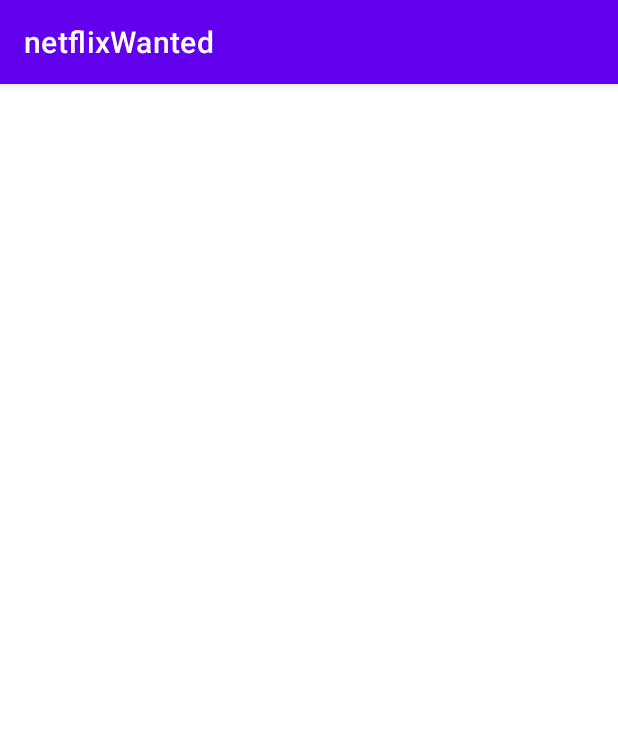
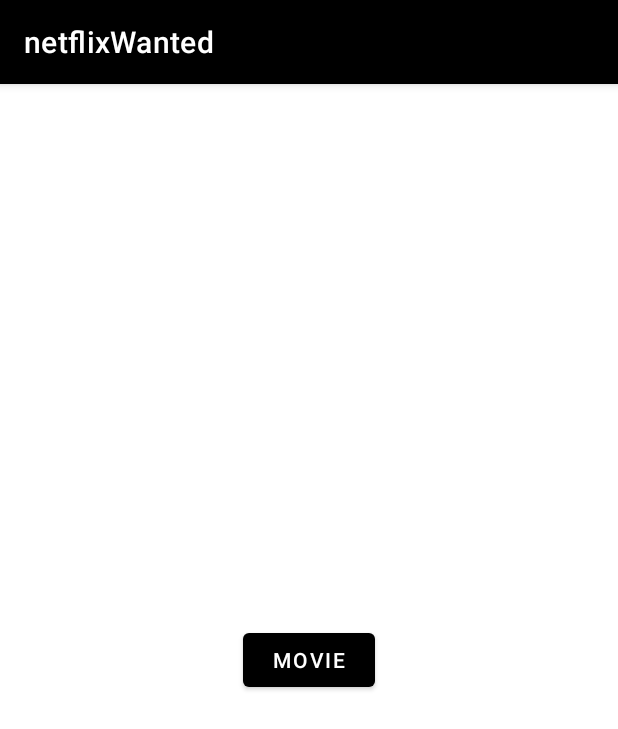
Before and after one commit to greggameplayer/netflixWanted, an Android app: the screen it shows after launch (SearchActivity), on a phone screen of 412 x 824 dp. Shown: the top 729 px of the screen. Run offline under Robolectric (Android 15) with nearby library versions, the phone set to English and light mode, and no system bars; our stand-ins replace RxJava.

Commit message:
movie details front done and back advanced

```diff
--- a/app/build.gradle
+++ b/app/build.gradle
@@ -62,4 +62,5 @@ dependencies {
     implementation 'com.github.bumptech.glide:glide:4.13.0'
     annotationProcessor 'com.github.bumptech.glide:compiler:4.13.0'
 
+
 }
--- a/app/src/main/AndroidManifest.xml
+++ b/app/src/main/AndroidManifest.xml
@@ -28,7 +28,7 @@
         <activity
                 android:name=".controllers.MovieController"
                 android:exported="false"
-                />
+        />
     </application>
 
 </manifest>
--- /dev/null
+++ b/app/src/main/res/drawable/ic_baseline_arrow_back_24.xml
@@ -0,0 +1,5 @@
+<vector android:autoMirrored="true" android:height="24dp"
+    android:tint="#FF0000" android:viewportHeight="24"
+    android:viewportWidth="24" android:width="24dp" xmlns:android="http://schemas.android.com/apk/res/android">
+    <path android:fillColor="@android:color/white" android:pathData="M20,11H7.83l5.59,-5.59L12,4l-8,8 8,8 1.41,-1.41L7.83,13H20v-2z"/>
+</vector>
--- a/app/src/main/res/layout/activity_search.xml
+++ b/app/src/main/res/layout/activity_search.xml
@@ -1,6 +1,16 @@
 <?xml version="1.0" encoding="utf-8"?>
 <androidx.constraintlayout.widget.ConstraintLayout xmlns:android="http://schemas.android.com/apk/res/android"
+                                                   xmlns:app="http://schemas.android.com/apk/res-auto"
                                                    android:layout_width="match_parent"
                                                    android:layout_height="match_parent">
+    <!--A deplacer-->
+    <Button
+            android:text="Movie"
+            android:layout_width="wrap_content"
+            android:layout_height="wrap_content" android:id="@+id/btnMovie" android:textColor="@color/white"
+            app:layout_constraintTop_toTopOf="parent" app:layout_constraintStart_toStartOf="parent"
+            app:layout_constraintEnd_toEndOf="parent"
+            app:layout_constraintBottom_toBottomOf="parent"
+    />
 
 </androidx.constraintlayout.widget.ConstraintLayout>
--- a/app/src/main/res/values-night/themes.xml
+++ b/app/src/main/res/values-night/themes.xml
@@ -2,12 +2,12 @@
     <!-- Base application theme. -->
     <style name="Theme.NetflixWanted" parent="Theme.MaterialComponents.DayNight.DarkActionBar">
         <!-- Primary brand color. -->
-        <item name="colorPrimary">@color/purple_200</item>
-        <item name="colorPrimaryVariant">@color/purple_700</item>
+        <item name="colorPrimary">@color/black</item>
+        <item name="colorPrimaryVariant">@color/black</item>
         <item name="colorOnPrimary">@color/black</item>
         <!-- Secondary brand color. -->
-        <item name="colorSecondary">@color/teal_200</item>
-        <item name="colorSecondaryVariant">@color/teal_200</item>
+        <item name="colorSecondary">@color/black</item>
+        <item name="colorSecondaryVariant">@color/black</item>
         <item name="colorOnSecondary">@color/black</item>
         <!-- Status bar color. -->
         <item name="android:statusBarColor" tools:targetApi="l">?attr/colorPrimaryVariant</item>
--- a/app/src/main/res/values/themes.xml
+++ b/app/src/main/res/values/themes.xml
@@ -2,12 +2,12 @@
     <!-- Base application theme. -->
     <style name="Theme.NetflixWanted" parent="Theme.MaterialComponents.DayNight.DarkActionBar">
         <!-- Primary brand color. -->
-        <item name="colorPrimary">@color/purple_500</item>
-        <item name="colorPrimaryVariant">@color/purple_700</item>
-        <item name="colorOnPrimary">@color/white</item>
+        <item name="colorPrimary">@color/black</item>
+        <item name="colorPrimaryVariant">@color/black</item>
+        <item name="colorOnPrimary">@color/black</item>
         <!-- Secondary brand color. -->
-        <item name="colorSecondary">@color/teal_200</item>
-        <item name="colorSecondaryVariant">@color/teal_700</item>
+        <item name="colorSecondary">@color/black</item>
+        <item name="colorSecondaryVariant">@color/black</item>
         <item name="colorOnSecondary">@color/black</item>
         <!-- Status bar color. -->
         <item name="android:statusBarColor" tools:targetApi="l">?attr/colorPrimaryVariant</item>
```
Also changed, not shown: app/src/main/java/com/greg/netflixwanted/SearchActivity.kt (+26 -0 lines), app/src/main/java/com/greg/netflixwanted/controllers/MovieController.kt (added, +51 -0 lines), app/src/main/java/com/greg/netflixwanted/interfaces/RetrofitService.kt (+6 -4 lines), app/src/main/res/layout/movie.xml (added, +49 -0 lines), app/src/main/ic_launcher-playstore.png (added), app/src/main/res/drawable/netflix.png (added).
